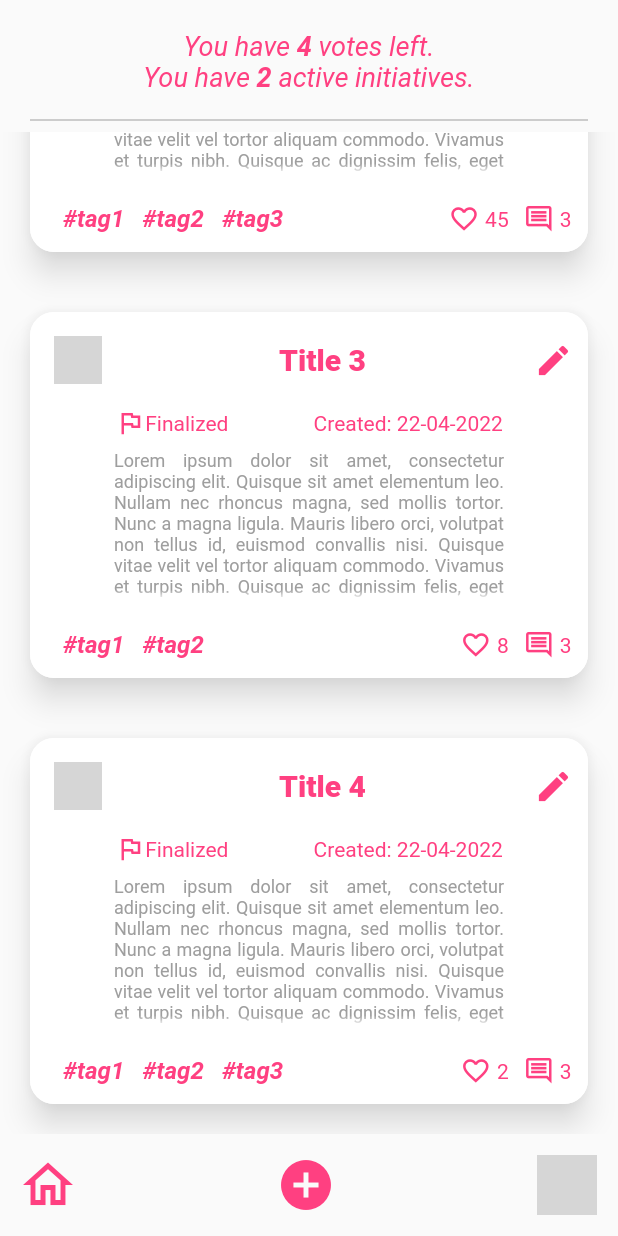
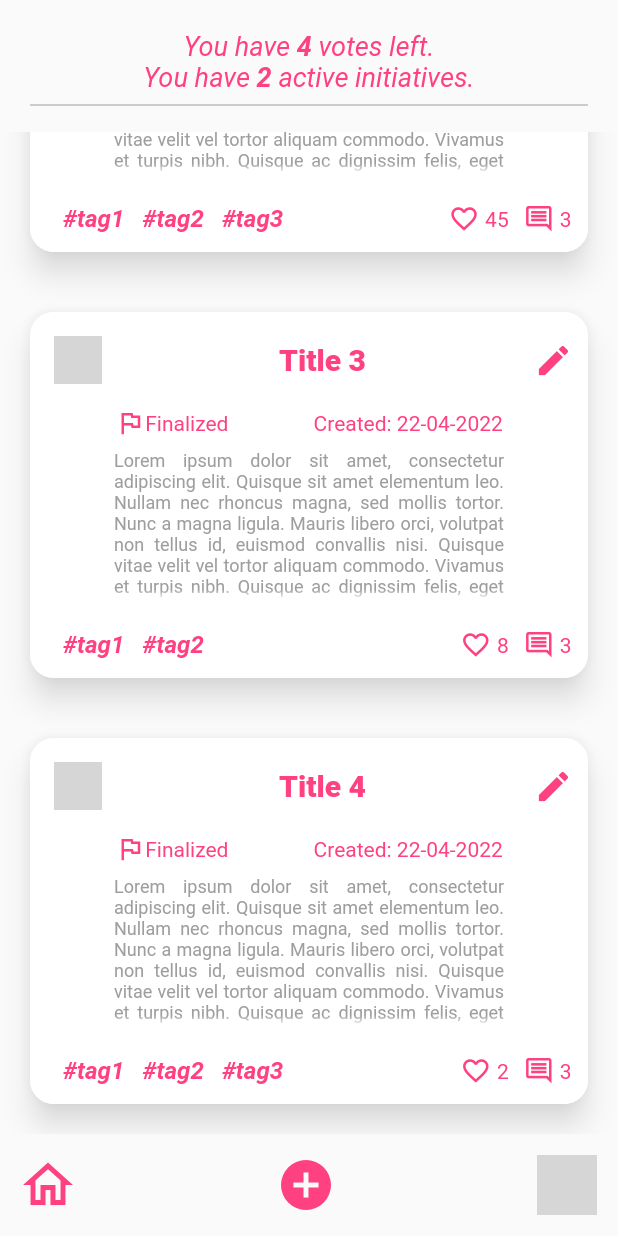
Before and after one commit to migly93/workplace_improver_mobile, a Flutter app: the screen it shows after launch, scrolled down 468 dp, on a phone screen of 412 x 824 dp. Run offline on Flutter 3.47's test engine with Material 2 defaults, Android fonts, the phone set to English and light mode, and no system bars; our stand-ins replace get_it; network calls fail; grey boxes are pictures that could not be loaded.

Commit message:
moved divider into summary, refactoring

```diff
--- a/lib/main.dart
+++ b/lib/main.dart
@@ -23,28 +23,15 @@ class MyApp extends StatefulWidget {
 }
 
 class _MyAppState extends State<MyApp> {
-  final InitiativeService _initiativeService = getIt<InitiativeService>();
-
-  Future<List<model.Initiative>> loadData() async {
-    return _initiativeService.getAll();
-  }
-
   @override
   Widget build(BuildContext context) {
-    loadData();
     return MaterialApp(
       home: Scaffold(
-        body: Align(
-          alignment: Alignment.center,
+        body: Center(
           child: SafeArea(
             child: Column(
               children: [
                 const Summary(4, 2),
-                Divider(
-                  color: mainGrey,
-                  indent: 20,
-                  endIndent: 20,
-                ),
                 Initiatives(),
                 BottomBar(
                   User(
--- a/lib/widgets/summary/summary.dart
+++ b/lib/widgets/summary/summary.dart
@@ -1,4 +1,5 @@
 import 'package:flutter/material.dart';
+import 'package:workplace_improver_mobile/utils/constants.dart';
 import 'package:workplace_improver_mobile/widgets/summary/summary_line.dart';
 
 // ignore: must_be_immutable
@@ -28,6 +29,11 @@ class Summary extends StatelessWidget {
             _firstPartText,
             _secondPartTextInitiatives,
           ),
+          Divider(
+            color: mainGrey,
+            indent: 20,
+            endIndent: 20,
+          ),
         ],
       ),
       margin: const EdgeInsets.fromLTRB(0, 20, 0, 10),
```
